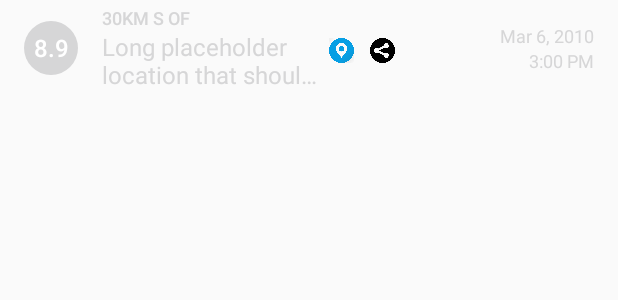
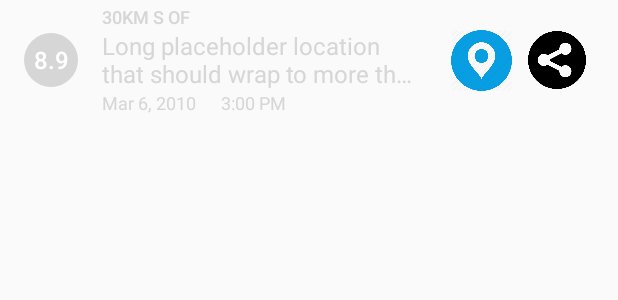
Before and after one commit to mufasa08/JishinPro, an Android app: the layout earthquake_list_item.xml on its own in the app's theme, with its tools: preview values and no code run, on a phone screen of 412 x 824 dp. Shown: the top 300 px of the screen. Run offline under Robolectric (Android 15) with nearby library versions, the light colour scheme and no system bars.

Commit message:
made significant progress

```diff
--- a/app/src/main/java/com/example/mustafa/jishin/Fragments/EarthquakeListTabFragment.java
+++ b/app/src/main/java/com/example/mustafa/jishin/Fragments/EarthquakeListTabFragment.java
@@ -110,7 +110,9 @@ public class EarthquakeListTabFragment extends Fragment implements LoaderManager
                     Earthquake currentEarthquake = mAdapter.getItem(position);
                     if (viewId == R.id.imageButton) {
                         Intent intent = new Intent(Intent.ACTION_VIEW);
-                        intent.setData(Uri.parse("geo:" + currentEarthquake.getLatitude() + "," + currentEarthquake.getLongitude() + "?q=" + currentEarthquake.getLatitude() + "," + currentEarthquake.getLongitude() + "(Epicentre)"));
+                        Double lat = currentEarthquake.getLatitude();
+                        Double longi = currentEarthquake.getLongitude();
+                        intent.setData(Uri.parse("geo:0,0?q=" + lat + "," + longi + "(Epicentre of Earthquake)"));
                         if (intent.resolveActivity(getActivity().getPackageManager()) != null) {
                             startActivity(intent);
                         }
@@ -128,17 +130,7 @@ public class EarthquakeListTabFragment extends Fragment implements LoaderManager
 
                     } else {
 
-                        //doShare();
-                        // Convert the String URL into a URI object (to pass into the Intent constructor)
-                        //  Uri earthquakeUri = Uri.parse(currentEarthquake.getUrl());
 
-                        // Create a new intent to view the earthquake URI
-                        // Intent websiteIntent = new Intent(Intent.ACTION_VIEW, earthquakeUri);
-
-                /* Change to open map at coordinates*/
-
-                        // Send the intent to launch a new activity
-                        //   startActivity(websiteIntent);
                     }
                 }
 
--- a/app/src/main/java/com/example/mustafa/jishin/Utilities/Earthquake.java
+++ b/app/src/main/java/com/example/mustafa/jishin/Utilities/Earthquake.java
@@ -33,9 +33,9 @@ public class Earthquake {
     private String mUrl;
 
     /**Latitude of the earthquake**/
-    private Integer latitude;
+    private Double latitude;
     /**Longitude of the earthquake**/
-    private Integer longitude;
+    private Double longitude;
 
     /**
      * Constructs a new {@link Earthquake} object.
@@ -46,7 +46,7 @@ public class Earthquake {
      *                           earthquake happened
      * @param url is the website URL to find more details about the earthquake
      */
-    public Earthquake(double magnitude, String location, long timeInMilliseconds, String url, int lat, int longi) {
+    public Earthquake(double magnitude, String location, long timeInMilliseconds, String url, Double lat, Double longi) {
         mMagnitude = magnitude;
         mLocation = location;
         mTimeInMilliseconds = timeInMilliseconds;
@@ -82,10 +82,12 @@ public class Earthquake {
     public String getUrl() {
         return mUrl;
     }
-    public int getLatitude() {
+
+    public Double getLatitude() {
         return latitude;
     }
-    public int getLongitude() {
+
+    public Double getLongitude() {
         return longitude;
     }
 }
--- a/app/src/main/java/com/example/mustafa/jishin/Utilities/QueryUtils.java
+++ b/app/src/main/java/com/example/mustafa/jishin/Utilities/QueryUtils.java
@@ -194,7 +194,7 @@ public final class QueryUtils {
 
                 // Create a new {@link Earthquake} object with the magnitude, location, time,
                 // and url from the JSON response.
-                Earthquake earthquake = new Earthquake(magnitude, location, time, url, coordinates.getInt(0),coordinates.getInt(1));
+                Earthquake earthquake = new Earthquake(magnitude, location, time, url, coordinates.getDouble(1), coordinates.getDouble(0));
 
                 // Add the new {@link Earthquake} to the list of earthquakes.
                 earthquakes.add(earthquake);
--- a/app/src/main/res/layout/activity_main.xml
+++ b/app/src/main/res/layout/activity_main.xml
@@ -36,6 +36,7 @@
         android:id="@+id/container"
         android:layout_width="match_parent"
         android:layout_height="match_parent"
+        android:layout_marginBottom="?attr/actionBarSize"
         app:layout_behavior="@string/appbar_scrolling_view_behavior" />
 
 <!--    <android.support.design.widget.FloatingActionButton
--- a/app/src/main/res/layout/earthquake_list_item.xml
+++ b/app/src/main/res/layout/earthquake_list_item.xml
@@ -5,7 +5,7 @@
     xmlns:app="http://schemas.android.com/apk/res-auto"
     xmlns:tools="http://schemas.android.com/tools"
     android:layout_width="match_parent"
-    android:layout_height="?android:attr/listPreferredItemHeight"
+    android:layout_height="80dp"
     android:orientation="horizontal"
     android:paddingEnd="16dp"
     android:paddingLeft="16dp"
@@ -59,35 +59,35 @@
                 android:textColor="@color/textColorEarthquakeLocation"
                 android:textSize="16sp"
                 tools:text="Long placeholder location that should wrap to more than 2 lines of text"
-                android:layout_weight="0.18" />
+                android:layout_weight="0.81" />
 
-            <ImageButton
-                android:layout_width="10dp"
-                android:layout_height="27dp"
-                app:srcCompat="@drawable/marker"
-                android:id="@+id/imageButton"
-                android:maxLines="1"
-                android:adjustViewBounds="true"
-                android:scaleType="centerInside"
-                android:background="@android:color/transparent"
-                android:padding="5dp"
-                android:focusable="false"
-                android:layout_weight="0.21"
-                android:elevation="1dp" />
+        </LinearLayout>
 
-            <ImageButton
-                android:layout_width="10dp"
+        <LinearLayout
+            android:layout_width="235dp"
+            android:layout_height="match_parent"
+            android:weightSum="1">
+
+            <TextView
+                android:id="@+id/date"
+                android:layout_width="73dp"
                 android:layout_height="wrap_content"
-                app:srcCompat="@drawable/share"
-                android:id="@+id/shareButton"
-                android:maxLines="1"
-                android:adjustViewBounds="true"
-                android:scaleType="centerInside"
-                android:background="@android:color/transparent"
-                android:padding="5dp"
-                android:focusable="false"
-                android:layout_weight="0.21" />
+                android:layout_gravity="end"
+                android:textColor="@color/textColorEarthquakeDetails"
+                android:textSize="12sp"
+                tools:text="Mar 6, 2010"
+                android:layout_weight="0.06" />
+
+            <TextView
+                android:id="@+id/time"
+                android:layout_width="55dp"
+                android:layout_height="wrap_content"
+                android:layout_gravity="end"
+                android:textColor="@color/textColorEarthquakeDetails"
+                android:textSize="12sp"
+                tools:text="3:00 PM" />
         </LinearLayout>
+
     </LinearLayout>
 
     <LinearLayout
@@ -97,24 +97,33 @@
         android:layout_marginLeft="16dp"
         android:layout_marginStart="16dp"
         android:orientation="vertical">
+    </LinearLayout>
 
-        <TextView
-            android:id="@+id/date"
-            android:layout_width="wrap_content"
-            android:layout_height="wrap_content"
-            android:layout_gravity="end"
-            android:textColor="@color/textColorEarthquakeDetails"
-            android:textSize="12sp"
-            tools:text="Mar 6, 2010" />
+    <ImageButton
+        android:layout_width="37dp"
+        android:layout_height="match_parent"
+        app:srcCompat="@drawable/marker"
+        android:id="@+id/imageButton"
+        android:maxLines="1"
+        android:adjustViewBounds="true"
+        android:scaleType="centerInside"
+        android:background="@android:color/transparent"
+        android:padding="5dp"
+        android:focusable="false"
+        android:elevation="1dp"
+        android:layout_weight="0.03" />
 
-        <TextView
-            android:id="@+id/time"
-            android:layout_width="wrap_content"
-            android:layout_height="wrap_content"
-            android:layout_gravity="end"
-            android:textColor="@color/textColorEarthquakeDetails"
-            android:textSize="12sp"
-            tools:text="3:00 PM" />
+    <ImageButton
+        android:layout_width="40dp"
+        android:layout_height="match_parent"
+        app:srcCompat="@drawable/share"
+        android:id="@+id/shareButton"
+        android:maxLines="1"
+        android:adjustViewBounds="true"
+        android:scaleType="centerInside"
+        android:background="@android:color/transparent"
+        android:padding="5dp"
+        android:focusable="false"
+        android:layout_weight="0.02" />
 
-    </LinearLayout>
 </LinearLayout>
```
